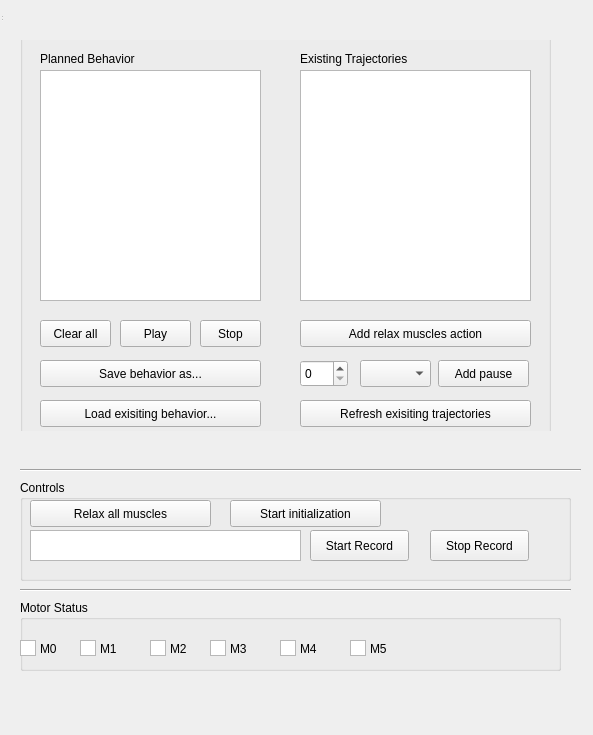
Qt form roboy_trajectories_control/resource/roboy_trajectories_control.ui (Roboy/roboy_rqt_plugins) before a commit.
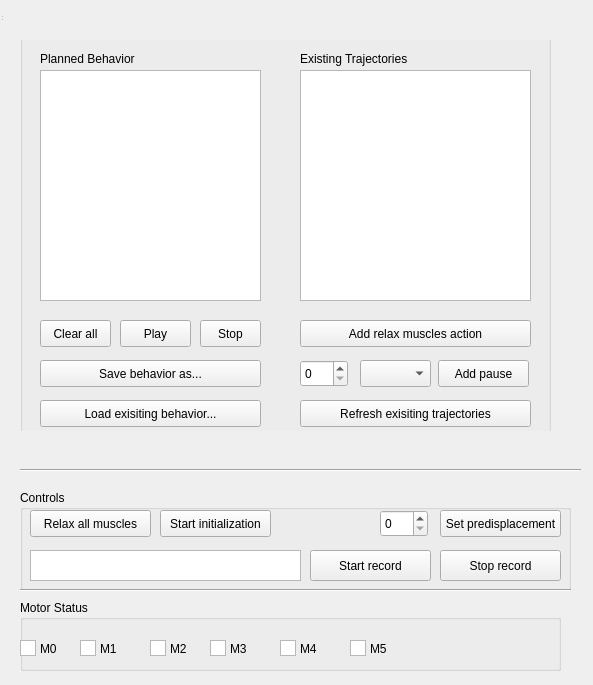
The same form after that commit.

Commit message: added record displacement control

The edit to the form file:
```diff
--- a/roboy_trajectories_control/resource/roboy_trajectories_control.ui
+++ b/roboy_trajectories_control/resource/roboy_trajectories_control.ui
@@ -7,7 +7,7 @@
     <x>0</x>
     <y>0</y>
     <width>593</width>
-    <height>735</height>
+    <height>685</height>
    </rect>
   </property>
   <property name="windowTitle">
@@ -400,7 +400,7 @@
    <property name="geometry">
     <rect>
      <x>20</x>
-     <y>480</y>
+     <y>490</y>
      <width>551</width>
      <height>101</height>
     </rect>
@@ -413,7 +413,7 @@
      <rect>
       <x>10</x>
       <y>20</y>
-      <width>181</width>
+      <width>121</width>
       <height>27</height>
      </rect>
     </property>
@@ -424,9 +424,9 @@
    <widget class="QPushButton" name="startInit">
     <property name="geometry">
      <rect>
-      <x>210</x>
+      <x>140</x>
       <y>20</y>
-      <width>151</width>
+      <width>111</width>
       <height>27</height>
      </rect>
     </property>
@@ -438,7 +438,7 @@
     <property name="geometry">
      <rect>
       <x>10</x>
-      <y>50</y>
+      <y>60</y>
       <width>271</width>
       <height>31</height>
      </rect>
@@ -455,26 +455,49 @@
     <property name="geometry">
      <rect>
       <x>290</x>
-      <y>50</y>
-      <width>99</width>
+      <y>60</y>
+      <width>121</width>
       <height>31</height>
      </rect>
     </property>
     <property name="text">
-     <string>Start Record</string>
+     <string>Start record</string>
     </property>
    </widget>
    <widget class="QPushButton" name="stopRecord">
     <property name="geometry">
      <rect>
-      <x>410</x>
-      <y>50</y>
-      <width>99</width>
+      <x>420</x>
+      <y>60</y>
+      <width>121</width>
       <height>31</height>
      </rect>
     </property>
     <property name="text">
-     <string>Stop Record</string>
+     <string>Stop record</string>
+    </property>
+   </widget>
+   <widget class="QSpinBox" name="predisplacement">
+    <property name="geometry">
+     <rect>
+      <x>360</x>
+      <y>20</y>
+      <width>48</width>
+      <height>27</height>
+     </rect>
+    </property>
+   </widget>
+   <widget class="QPushButton" name="setPredisplacement">
+    <property name="geometry">
+     <rect>
+      <x>420</x>
+      <y>20</y>
+      <width>121</width>
+      <height>27</height>
+     </rect>
+    </property>
+    <property name="text">
+     <string>Set predisplacement</string>
     </property>
    </widget>
   </widget>
```
The commit also changes 2 other files.
